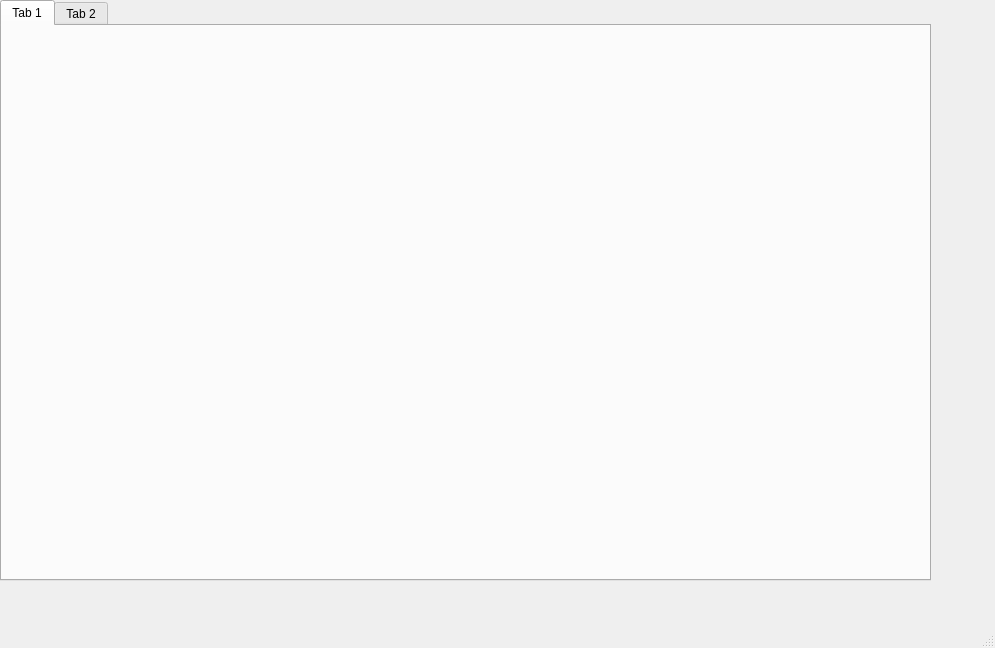
milalukic/matfHub, file mainwindow.ui: the form before one commit.
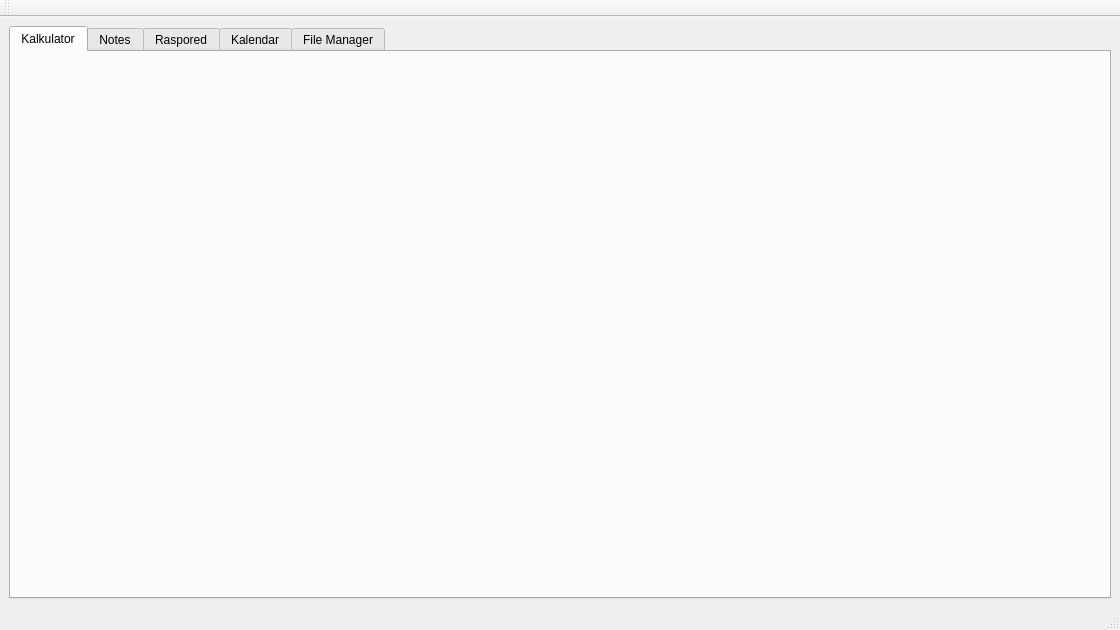
The form after the commit.

Commit message: napravljen main window sa tabovima

```diff
--- a/mainwindow.ui
+++ b/mainwindow.ui
@@ -6,37 +6,66 @@
    <rect>
     <x>0</x>
     <y>0</y>
-    <width>995</width>
-    <height>648</height>
+    <width>1120</width>
+    <height>630</height>
    </rect>
   </property>
+  <property name="minimumSize">
+   <size>
+    <width>1120</width>
+    <height>630</height>
+   </size>
+  </property>
   <property name="windowTitle">
    <string>MainWindow</string>
   </property>
-  <widget class="QWidget" name="centralwidget">
-   <widget class="QTabWidget" name="tabWidget">
-    <property name="geometry">
-     <rect>
-      <x>0</x>
-      <y>0</y>
-      <width>931</width>
-      <height>581</height>
-     </rect>
+  <widget class="QWidget" name="centralwidgetMatfHub">
+   <property name="minimumSize">
+    <size>
+     <width>100</width>
+     <height>100</height>
+    </size>
+   </property>
+   <property name="layoutDirection">
+    <enum>Qt::LeftToRight</enum>
+   </property>
+   <layout class="QHBoxLayout" name="horizontalLayout">
+    <item>
+     <widget class="QTabWidget" name="tabWidgetMatfHub">
+      <property name="contextMenuPolicy">
+       <enum>Qt::DefaultContextMenu</enum>
     </property>
     <property name="currentIndex">
      <number>0</number>
     </property>
-    <widget class="QWidget" name="tab">
+      <widget class="QWidget" name="KalkulatorTab">
      <attribute name="title">
-      <string>Tab 1</string>
-     </attribute>
-    </widget>
-    <widget class="QWidget" name="tab_2">
+        <string>Kalkulator</string>
+       </attribute>
+      </widget>
+      <widget class="QWidget" name="NotesTab">
      <attribute name="title">
-      <string>Tab 2</string>
-     </attribute>
-    </widget>
-   </widget>
+        <string>Notes</string>
+       </attribute>
+      </widget>
+      <widget class="QWidget" name="RasporedTab">
+       <attribute name="title">
+        <string>Raspored</string>
+       </attribute>
+      </widget>
+      <widget class="QWidget" name="KalendarTab">
+       <attribute name="title">
+        <string>Kalendar</string>
+       </attribute>
+      </widget>
+      <widget class="QWidget" name="FileManagerTab">
+       <attribute name="title">
+        <string>File Manager</string>
+       </attribute>
+      </widget>
+     </widget>
+    </item>
+   </layout>
   </widget>
   <widget class="QMenuBar" name="menubar">
    <property name="geometry">
@@ -49,6 +78,17 @@
    </property>
   </widget>
   <widget class="QStatusBar" name="statusbar"/>
+  <widget class="QToolBar" name="toolBar">
+   <property name="windowTitle">
+    <string>toolBar</string>
+   </property>
+   <attribute name="toolBarArea">
+    <enum>TopToolBarArea</enum>
+   </attribute>
+   <attribute name="toolBarBreak">
+    <bool>false</bool>
+   </attribute>
+  </widget>
  </widget>
  <resources/>
  <connections/>
```
Left out of the diff: 2 changed lines with no effect on the pictures. Lines whose indentation alone changed are shown as unchanged.
